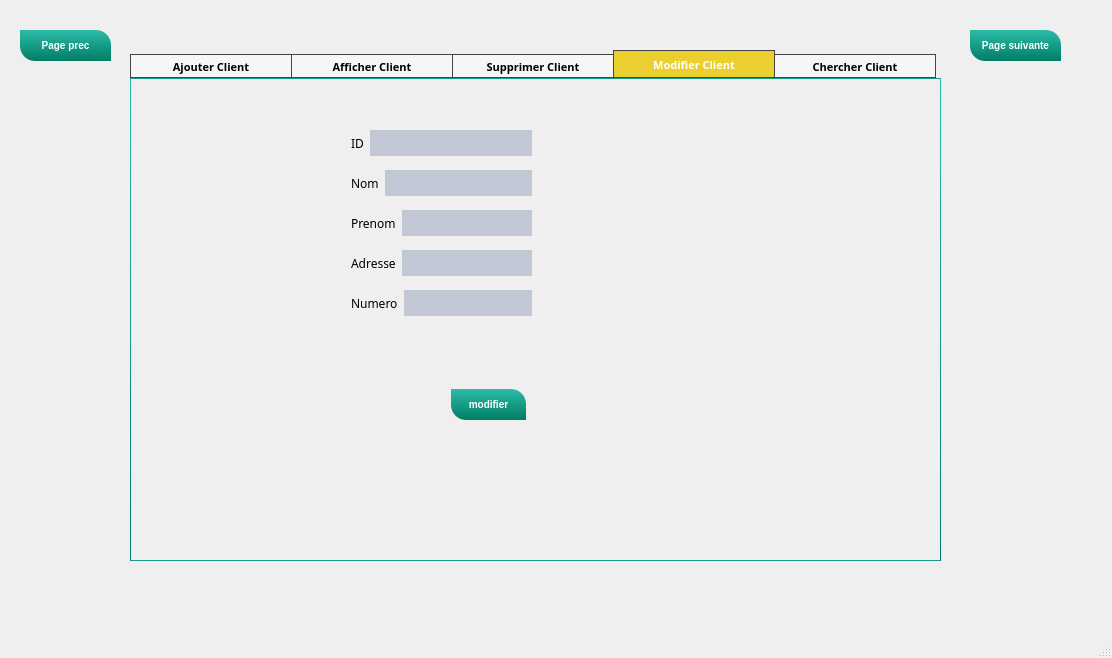
Before: the Qt Designer form Gestion_des_clients/mainwindow.ui in soumaya-nheri/Smart-Restaurant-2A25, drawn with Qt 5.
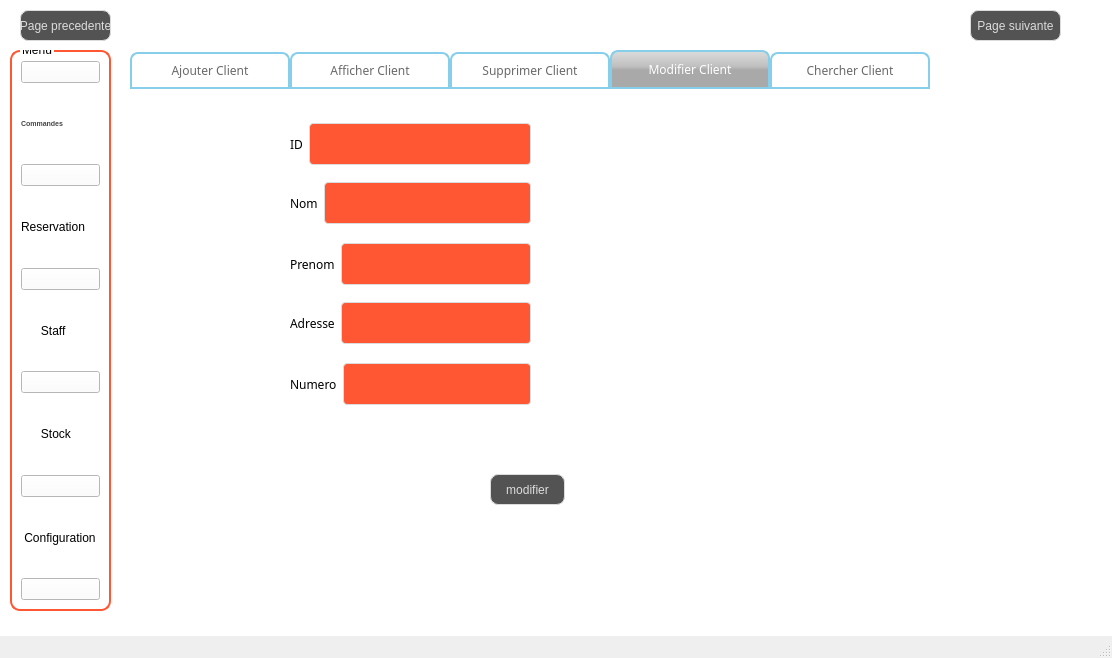
After: the same form once the commit is applied. The open tabs and pages were chosen to show the change. Icons and pictures are not drawn.

The edit to the form file:
```diff
--- a/Gestion_des_clients/mainwindow.ui
+++ b/Gestion_des_clients/mainwindow.ui
@@ -14,6 +14,11 @@
    <string>MainWindow</string>
   </property>
   <widget class="QWidget" name="centralwidget">
+   <property name="styleSheet">
+    <string notr="true">background-color: qlineargradient(spread:repeat, x1:1, y1:0, x2:1, y2:1, stop:0 rgba(217, 217, 217, 255),stop:1 rgba(228, 228, 228, 255));
+	color: #000000;
+background-color: white</string>
+   </property>
    <widget class="QStackedWidget" name="stackedWidget">
     <property name="geometry">
      <rect>
@@ -979,55 +984,43 @@
        </font>
       </property>
       <property name="styleSheet">
-       <string notr="true">QTabBar::tab 
-{font-color:#454544;
-	font-size: 8pt;
-	font-weight: bold;
-	width: 160px;
-    border: 1px solid #444;
-    padding-top: 3px;
-    padding-bottom: 2px;
-    margin-right: -1px;
-
+       <string notr="true">QTabWidget::pane { /* The tab widget frame */
+border-top: 5px solid white ;
 }
+/* Style the tab using the tab sub-control. Note that it reads QTabBar not QTabWidget */
+QTabBar::tab {
+background: #FFFFFF;
+border: 2px solid #87CEEB;
+border-bottom-color: #87CEEB; /* same as the pane color */
+border-top-left-radius:8px;
+border-top-right-radius: 8px;
+min-width: 140px;
+padding: 8px;
+color: #696969;
 
-QTabWidget::pane 
-{
-    border: 1px solid qlineargradient(spread:repeat, x1:1, y1:0, x2:1, y2:1, stop:0 rgba(44, 187, 167, 255),stop:1 rgba(1, 125, 101, 255));;
 
 }
-
-QTabBar::tab:last
-{
-    margin-right: 0; 
-
+QTabBar::tab:selected, QTabBar::tab:hover {
+background: qlineargradient(x1: 0, y1: 0, x2: 0, y2: 1, stop: 0 #DCDCDC, stop: 0.4 #C0C0C0, stop: 0.5 #A9A9A9, stop: 1.0 #A9A9A9);
 }
+QTabBar::tab:selected {
+border-color: #87CEEB;
+border-bottom-color: #87CEEB; /* same as pane color */
+color: #FFFFFF;
+;
 
-QTabBar::tab:first:!selected
-{
-	margin-left: 0px; 
-
 }
-
-QTabBar::tab:!selected
-{
-    color: #000;
-    margin-top: 4px;
-    background-color: #f6f6f6;
-
+QTabBar::tab:!selected {
+margin-top: 2px; /* make non-selected tabs look smaller */
 }
-
-QTabBar::tab:selected
-{
-	background-color: /*qlineargradient(spread:repeat, x1:1, y1:0, x2:1, y2:1, stop:0 rgba(54, 197, 177, 255),stop:1 rgba(11, 135, 111, 255)); */#ebcf2f;
-	color: #fff;
-
-}
-
-QTabBar::tab:!selected:hover
-{
-    background-color: */*qlineargradient(spread:repeat, x1:1, y1:0, x2:1, y2:1, stop:0 rgba(44, 187, 167, 255),stop:1 rgba(1, 125, 101, 255)); */#ebcf2f;
-
+QLineEdit {
+  width: 100%;
+  padding: 12px 20px;
+  margin: 8px 0;
+  display: inline-block;
+  border: 1px solid #ccc;
+  border-radius: 4px;
+  box-sizing: border-box;
 }</string>
       </property>
       <property name="currentIndex">
@@ -1566,49 +1559,26 @@
        <widget class="QPushButton" name="modifmenub">
         <property name="geometry">
          <rect>
-          <x>320</x>
-          <y>310</y>
+          <x>360</x>
+          <y>380</y>
           <width>75</width>
           <height>31</height>
          </rect>
         </property>
         <property name="styleSheet">
-         <string notr="true">QPushButton
-{
-	background-color: qlineargradient(spread:repeat, x1:1, y1:0, x2:1, y2:1, stop:0 rgba(44, 187, 167, 255),stop:1 rgba(1, 125, 101, 255));
-	color: #fff;
-	font-size: 10px;
-	font-weight: bold;
-	border-top-right-radius: 15px;
-	border-top-left-radius: 0px;
-	border-bottom-right-radius: 0px;
-	border-bottom-left-radius: 15px;
-	padding: 10px;
+         <string notr="true">QPushButton {
+color: #dcdcdc;
+background:#535353;
+border: none;
 
+border: 1px solid #DCDCDC;
+border-radius: 8px;
 }
-
-
-QPushButton::disabled
-{
-	background-color: #5c5c5c;
-
-}
-
-
-QPushButton::hover
-{
-	background-color: #fca503;
-
-}
-
-
-QPushButton::pressed
-{
-	background-color: #3d4ef2;
-
-}
-
-</string>
+QPushButton:hover {
+color:#fff;
+background:#FF5733;
+border: none;
+}</string>
         </property>
         <property name="text">
          <string>modifier</string>
@@ -1617,10 +1587,10 @@
        <widget class="QWidget" name="layoutWidget">
         <property name="geometry">
          <rect>
-          <x>220</x>
-          <y>50</y>
-          <width>181</width>
-          <height>28</height>
+          <x>160</x>
+          <y>20</y>
+          <width>241</width>
+          <height>61</height>
          </rect>
         </property>
         <layout class="QHBoxLayout" name="horizontalLayout_6">
@@ -1639,11 +1609,17 @@
          <item>
           <widget class="QLineEdit" name="modifmenu">
            <property name="styleSheet">
-            <string notr="true">	background-color: #c2c7d5;
-	color: #2a547f;
-	border: none;
-	padding: 5px;
-</string>
+            <string notr="true">QLineEdit {
+  width: 100%;
+  padding: 12px 20px;
+  margin: 8px 0;
+  display: inline-block;
+  border: 1px solid #dcdcdc;
+  border-radius: 4px;
+  box-sizing: border-box;
+  background: #FF5733;
+  color: #FFFFFF;
+}</string>
            </property>
           </widget>
          </item>
@@ -1652,10 +1628,10 @@
        <widget class="QWidget" name="layoutWidget">
         <property name="geometry">
          <rect>
-          <x>220</x>
-          <y>90</y>
-          <width>181</width>
-          <height>28</height>
+          <x>160</x>
+          <y>79</y>
+          <width>241</width>
+          <height>61</height>
          </rect>
         </property>
         <layout class="QHBoxLayout" name="horizontalLayout_7">
@@ -1674,11 +1650,17 @@
          <item>
           <widget class="QLineEdit" name="modifmenu2">
            <property name="styleSheet">
-            <string notr="true">	background-color: #c2c7d5;
-	color: #2a547f;
-	border: none;
-	padding: 5px;
-</string>
+            <string notr="true">	QLineEdit {
+  width: 100%;
+  padding: 12px 20px;
+  margin: 8px 0;
+  display: inline-block;
+  border: 1px solid #dcdcdc;
+  border-radius: 4px;
+  box-sizing: border-box;
+  background: #FF5733;
+  color: #FFFFFF;
+}</string>
            </property>
           </widget>
          </item>
@@ -1687,10 +1669,10 @@
        <widget class="QWidget" name="layoutWidget">
         <property name="geometry">
          <rect>
-          <x>220</x>
-          <y>130</y>
-          <width>181</width>
-          <height>28</height>
+          <x>160</x>
+          <y>140</y>
+          <width>241</width>
+          <height>61</height>
          </rect>
         </property>
         <layout class="QHBoxLayout" name="horizontalLayout_8">
@@ -1709,10 +1691,17 @@
          <item>
           <widget class="QLineEdit" name="modifmenu3">
            <property name="styleSheet">
-            <string notr="true">	background-color: #c2c7d5;
-	color: #2a547f;
-	border: none;
-	padding: 5px;
+            <string notr="true">QLineEdit {
+  width: 100%;
+  padding: 12px 20px;
+  margin: 8px 0;
+  display: inline-block;
+  border: 1px solid #dcdcdc;
+  border-radius: 4px;
+  box-sizing: border-box;
+  background: #FF5733;
+  color: #FFFFFF;
+}
 </string>
            </property>
           </widget>
@@ -1722,10 +1711,10 @@
        <widget class="QWidget" name="layoutWidget">
         <property name="geometry">
          <rect>
-          <x>220</x>
-          <y>170</y>
-          <width>181</width>
-          <height>28</height>
+          <x>160</x>
+          <y>199</y>
+          <width>241</width>
+          <height>61</height>
          </rect>
         </property>
         <layout class="QHBoxLayout" name="horizontalLayout_9">
@@ -1744,11 +1733,17 @@
          <item>
           <widget class="QLineEdit" name="modifmenu4">
            <property name="styleSheet">
-            <string notr="true">	background-color: #c2c7d5;
-	color: #2a547f;
-	border: none;
-	padding: 5px;
-</string>
+            <string notr="true">QLineEdit {
+  width: 100%;
+  padding: 12px 20px;
+  margin: 8px 0;
+  display: inline-block;
+  border: 1px solid #dcdcdc;
+  border-radius: 4px;
+  box-sizing: border-box;
+  background: #FF5733;
+  color: #FFFFFF;
+}</string>
            </property>
           </widget>
          </item>
@@ -1757,10 +1752,10 @@
        <widget class="QWidget" name="layoutWidget">
         <property name="geometry">
          <rect>
-          <x>220</x>
-          <y>210</y>
-          <width>181</width>
-          <height>28</height>
+          <x>160</x>
+          <y>260</y>
+          <width>241</width>
+          <height>61</height>
          </rect>
         </property>
         <layout class="QHBoxLayout" name="horizontalLayout_10">
@@ -1779,10 +1774,17 @@
          <item>
           <widget class="QLineEdit" name="modifmenu5">
            <property name="styleSheet">
-            <string notr="true">	background-color: #c2c7d5;
-	color: #2a547f;
-	border: none;
-	padding: 5px;</string>
+            <string notr="true">QLineEdit {
+  width: 100%;
+  padding: 12px 20px;
+  margin: 8px 0;
+  display: inline-block;
+  border: 1px solid #dcdcdc;
+  border-radius: 4px;
+  box-sizing: border-box;
+  background: #FF5733;
+  color: #FFFFFF;
+}</string>
            </property>
           </widget>
          </item>
@@ -1947,47 +1949,25 @@
       <property name="geometry">
        <rect>
         <x>970</x>
-        <y>20</y>
+        <y>0</y>
         <width>91</width>
         <height>31</height>
        </rect>
       </property>
       <property name="styleSheet">
-       <string notr="true">QPushButton
-{
-	background-color: qlineargradient(spread:repeat, x1:1, y1:0, x2:1, y2:1, stop:0 rgba(44, 187, 167, 255),stop:1 rgba(1, 125, 101, 255));
-	color: #fff;
-	font-size: 10px;
-	font-weight: bold;
-	border-top-right-radius: 15px;
-	border-top-left-radius: 0px;
-	border-bottom-right-radius: 0px;
-	border-bottom-left-radius: 15px;
-	padding: 10px;
+       <string notr="true">QPushButton {
+color: #dcdcdc;
+background:#535353;
+border: none;
 
+border: 1px solid #DCDCDC;
+border-radius: 8px;
 }
-
-
-QPushButton::disabled
-{
-	background-color: #5c5c5c;
-
-}
-
-
-QPushButton::hover
-{
-	background-color: #fca503;
-
-}
-
-
-QPushButton::pressed
-{
-	background-color: #3d4ef2;
-
-}
-</string>
+QPushButton:hover {
+color:#fff;
+background:#FF5733;
+border: none;
+}</string>
       </property>
       <property name="text">
        <string>Page suivante</string>
@@ -1997,52 +1977,213 @@
       <property name="geometry">
        <rect>
         <x>20</x>
-        <y>20</y>
+        <y>0</y>
         <width>91</width>
         <height>31</height>
        </rect>
       </property>
       <property name="styleSheet">
-       <string notr="true">QPushButton
-{
-	background-color: qlineargradient(spread:repeat, x1:1, y1:0, x2:1, y2:1, stop:0 rgba(44, 187, 167, 255),stop:1 rgba(1, 125, 101, 255));
-	color: #fff;
-	font-size: 10px;
-	font-weight: bold;
-	border-top-right-radius: 15px;
-	border-top-left-radius: 0px;
-	border-bottom-right-radius: 0px;
-	border-bottom-left-radius: 15px;
-	padding: 10px;
+       <string notr="true">QPushButton {
+color: #dcdcdc;
+background:#535353;
+border: none;
 
+border: 1px solid #DCDCDC;
+border-radius: 8px;
 }
-
-
-QPushButton::disabled
-{
-	background-color: #5c5c5c;
-
-}
-
-
-QPushButton::hover
-{
-	background-color: #fca503;
-
-}
-
-
-QPushButton::pressed
-{
-	background-color: #3d4ef2;
-
-}
-</string>
+QPushButton:hover {
+color:#fff;
+background:#FF5733;
+border: none;
+}</string>
       </property>
       <property name="text">
-       <string>Page prec</string>
+       <string>Page precedente</string>
       </property>
      </widget>
+     <widget class="QGroupBox" name="groupBox_3">
+      <property name="geometry">
+       <rect>
+        <x>10</x>
+        <y>40</y>
+        <width>101</width>
+        <height>561</height>
+       </rect>
+      </property>
+      <property name="styleSheet">
+       <string notr="true">QGroupBox  {
+    border: 2px solid gray;
+    border-color:  #FF5733;
+
+    border-radius: 10px;
+ 
+
+    
+}
+QGroupBox::title {
+    top: -7,5px;
+    left: 10px;
+}</string>
+      </property>
+      <property name="title">
+       <string>Menu</string>
+      </property>
+      <layout class="QVBoxLayout" name="verticalLayout_6">
+       <item>
+        <layout class="QVBoxLayout" name="verticalLayout_5">
+         <property name="spacing">
+          <number>2</number>
+         </property>
+         <item>
+          <widget class="QPushButton" name="gestion4">
+           <property name="styleSheet">
+            <string notr="true">background-image: url(:/Files/stock.png);</string>
+           </property>
+           <property name="text">
+            <string/>
+           </property>
+           <property name="icon">
+            <iconset>
+             <normaloff>:/colab/icolab.png</normaloff>:/colab/icolab.png</iconset>
+           </property>
+           <property name="iconSize">
+            <size>
+             <width>50</width>
+             <height>30</height>
+            </size>
+           </property>
+          </widget>
+         </item>
+         <item>
+          <widget class="QLabel" name="label_34">
+           <property name="styleSheet">
+            <string notr="true">background-color: transparent;
+	color: #454544;
+	font-weight: bold;
+	font-size: 7px;</string>
+           </property>
+           <property name="text">
+            <string>Commandes</string>
+           </property>
+          </widget>
+         </item>
+         <item>
+          <widget class="QPushButton" name="gestion1">
+           <property name="text">
+            <string/>
+           </property>
+           <property name="icon">
+            <iconset>
+             <normaloff>:/reservation/ireservation.png</normaloff>:/reservation/ireservation.png</iconset>
+           </property>
+           <property name="iconSize">
+            <size>
+             <width>50</width>
+             <height>30</height>
+            </size>
+           </property>
+          </widget>
+         </item>
+         <item>
+          <widget class="QLabel" name="label_35">
+           <property name="text">
+            <string>Reservation</string>
+           </property>
+          </widget>
+         </item>
+         <item>
+          <widget class="QPushButton" name="gestion5">
+           <property name="text">
+            <string/>
+           </property>
+           <property name="icon">
+            <iconset>
+             <normaloff>:/staff/istaff.png</normaloff>:/staff/istaff.png</iconset>
+           </property>
+           <property name="iconSize">
+            <size>
+             <width>50</width>
+             <height>30</height>
+            </size>
+           </property>
+          </widget>
+         </item>
+         <item>
+          <widget class="QLabel" name="label_36">
+           <property name="text">
+            <string>      Staff</string>
+           </property>
+          </widget>
+         </item>
+         <item>
+          <widget class="QPushButton" name="gestion3">
+           <property name="text">
+            <string/>
+           </property>
+           <property name="icon">
+            <iconset>
+             <normaloff>:/stock/istock.png</normaloff>:/stock/istock.png</iconset>
+           </property>
+           <property name="iconSize">
+            <size>
+             <width>50</width>
+             <height>30</height>
+            </size>
+           </property>
+          </widget>
+         </item>
+         <item>
+          <widget class="QLabel" name="label_37">
+           <property name="text">
+            <string>      Stock</string>
+           </property>
+          </widget>
+         </item>
+         <item>
+          <widget class="QPushButton" name="gestion2">
+           <property name="text">
+            <string/>
+           </property>
+           <property name="icon">
+            <iconset>
+             <normaloff>:/configuration/iconfiguration.png</normaloff>:/configuration/iconfiguration.png</iconset>
+           </property>
+           <property name="iconSize">
+            <size>
+             <width>50</width>
+             <height>30</height>
+            </size>
+           </property>
+          </widget>
+         </item>
+         <item>
+          <widget class="QLabel" name="label_46">
+           <property name="text">
+            <string> Configuration</string>
+           </property>
+          </widget>
+         </item>
+         <item>
+          <widget class="QPushButton" name="logout_button">
+           <property name="text">
+            <string/>
+           </property>
+           <property name="icon">
+            <iconset>
+             <normaloff>:/log/ilog.png</normaloff>:/log/ilog.png</iconset>
+           </property>
+           <property name="iconSize">
+            <size>
+             <width>50</width>
+             <height>30</height>
+            </size>
+           </property>
+          </widget>
+         </item>
+        </layout>
+       </item>
+      </layout>
+     </widget>
     </widget>
    </widget>
   </widget>
```
Left out of the diff: 1550 changed lines with no effect on the pictures.
